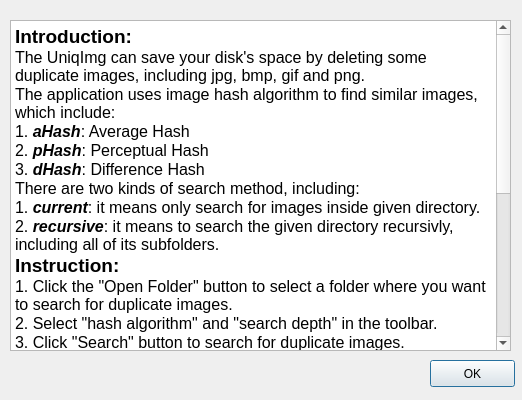
This is imgpro/src/ui/guidedialog.ui in chenyvehtung/multimedia as Qt 5 draws it before an edit. The edited form follows.
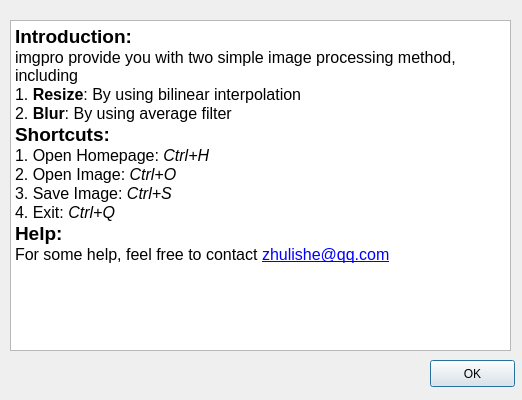
This is the edited form.

Commit message: Add image blur for imgpro

Diff of the .ui file:
```diff
--- a/imgpro/src/ui/guidedialog.ui
+++ b/imgpro/src/ui/guidedialog.ui
@@ -28,29 +28,16 @@
 p, li { white-space: pre-wrap; }
 &lt;/style&gt;&lt;/head&gt;&lt;body style=&quot; font-family:'Open Sans'; font-size:9pt; font-weight:400; font-style:normal;&quot;&gt;
 &lt;p style=&quot; margin-top:0px; margin-bottom:0px; margin-left:0px; margin-right:0px; -qt-block-indent:0; text-indent:0px;&quot;&gt;&lt;span style=&quot; font-size:14pt; font-weight:600;&quot;&gt;Introduction:&lt;/span&gt;&lt;/p&gt;
-&lt;p style=&quot; margin-top:0px; margin-bottom:0px; margin-left:0px; margin-right:0px; -qt-block-indent:0; text-indent:0px;&quot;&gt;&lt;span style=&quot; font-size:12pt;&quot;&gt;The UniqImg can save your disk's space by deleting some duplicate images, including jpg, bmp, gif and png.&lt;/span&gt;&lt;/p&gt;
-&lt;p style=&quot; margin-top:0px; margin-bottom:0px; margin-left:0px; margin-right:0px; -qt-block-indent:0; text-indent:0px;&quot;&gt;&lt;span style=&quot; font-size:12pt;&quot;&gt;The application uses image hash algorithm to find similar images, which include:&lt;/span&gt;&lt;/p&gt;
-&lt;p style=&quot; margin-top:0px; margin-bottom:0px; margin-left:0px; margin-right:0px; -qt-block-indent:0; text-indent:0px;&quot;&gt;&lt;span style=&quot; font-size:12pt;&quot;&gt;1. &lt;/span&gt;&lt;span style=&quot; font-size:12pt; font-weight:600; font-style:italic;&quot;&gt;aHash&lt;/span&gt;&lt;span style=&quot; font-size:12pt;&quot;&gt;: Average Hash&lt;/span&gt;&lt;/p&gt;
-&lt;p style=&quot; margin-top:0px; margin-bottom:0px; margin-left:0px; margin-right:0px; -qt-block-indent:0; text-indent:0px;&quot;&gt;&lt;span style=&quot; font-size:12pt;&quot;&gt;2. &lt;/span&gt;&lt;span style=&quot; font-size:12pt; font-weight:600; font-style:italic;&quot;&gt;pHash&lt;/span&gt;&lt;span style=&quot; font-size:12pt;&quot;&gt;: Perceptual Hash&lt;/span&gt;&lt;/p&gt;
-&lt;p style=&quot; margin-top:0px; margin-bottom:0px; margin-left:0px; margin-right:0px; -qt-block-indent:0; text-indent:0px;&quot;&gt;&lt;span style=&quot; font-size:12pt;&quot;&gt;3. &lt;/span&gt;&lt;span style=&quot; font-size:12pt; font-weight:600; font-style:italic;&quot;&gt;dHash&lt;/span&gt;&lt;span style=&quot; font-size:12pt;&quot;&gt;: Difference Hash&lt;/span&gt;&lt;/p&gt;
-&lt;p style=&quot; margin-top:0px; margin-bottom:0px; margin-left:0px; margin-right:0px; -qt-block-indent:0; text-indent:0px;&quot;&gt;&lt;span style=&quot; font-size:12pt;&quot;&gt;There are two kinds of search method, including:&lt;/span&gt;&lt;/p&gt;
-&lt;p style=&quot; margin-top:0px; margin-bottom:0px; margin-left:0px; margin-right:0px; -qt-block-indent:0; text-indent:0px;&quot;&gt;&lt;span style=&quot; font-size:12pt;&quot;&gt;1. &lt;/span&gt;&lt;span style=&quot; font-size:12pt; font-weight:600; font-style:italic;&quot;&gt;current&lt;/span&gt;&lt;span style=&quot; font-size:12pt;&quot;&gt;: it means only search for images inside given directory.&lt;/span&gt;&lt;/p&gt;
-&lt;p style=&quot; margin-top:0px; margin-bottom:0px; margin-left:0px; margin-right:0px; -qt-block-indent:0; text-indent:0px;&quot;&gt;&lt;span style=&quot; font-size:12pt;&quot;&gt;2. &lt;/span&gt;&lt;span style=&quot; font-size:12pt; font-weight:600; font-style:italic;&quot;&gt;recursive&lt;/span&gt;&lt;span style=&quot; font-size:12pt;&quot;&gt;: it means to search the given directory recursivly, including all of its subfolders.&lt;/span&gt;&lt;/p&gt;
-&lt;p style=&quot; margin-top:0px; margin-bottom:0px; margin-left:0px; margin-right:0px; -qt-block-indent:0; text-indent:0px;&quot;&gt;&lt;span style=&quot; font-size:14pt; font-weight:600;&quot;&gt;Instruction:&lt;/span&gt;&lt;/p&gt;
-&lt;p style=&quot; margin-top:0px; margin-bottom:0px; margin-left:0px; margin-right:0px; -qt-block-indent:0; text-indent:0px;&quot;&gt;&lt;span style=&quot; font-size:12pt;&quot;&gt;1. Click the &amp;quot;Open Folder&amp;quot; button to select a folder where you want to search for duplicate images.&lt;/span&gt;&lt;/p&gt;
-&lt;p style=&quot; margin-top:0px; margin-bottom:0px; margin-left:0px; margin-right:0px; -qt-block-indent:0; text-indent:0px;&quot;&gt;&lt;span style=&quot; font-size:12pt;&quot;&gt;2. Select &amp;quot;hash algorithm&amp;quot; and &amp;quot;search depth&amp;quot; in the toolbar.&lt;/span&gt;&lt;/p&gt;
-&lt;p style=&quot; margin-top:0px; margin-bottom:0px; margin-left:0px; margin-right:0px; -qt-block-indent:0; text-indent:0px;&quot;&gt;&lt;span style=&quot; font-size:12pt;&quot;&gt;3. Click &amp;quot;Search&amp;quot; button to search for duplicate images.&lt;/span&gt;&lt;/p&gt;
-&lt;p style=&quot; margin-top:0px; margin-bottom:0px; margin-left:0px; margin-right:0px; -qt-block-indent:0; text-indent:0px;&quot;&gt;&lt;span style=&quot; font-size:12pt;&quot;&gt;4. The results would be shown on the lower part, in which each kind of duplicate images will be stored in a folder.&lt;/span&gt;&lt;/p&gt;
-&lt;p style=&quot; margin-top:0px; margin-bottom:0px; margin-left:0px; margin-right:0px; -qt-block-indent:0; text-indent:0px;&quot;&gt;&lt;span style=&quot; font-size:12pt;&quot;&gt;5. Click a folder to open the detail dialog, where you could see all of the duplicate images.&lt;/span&gt;&lt;/p&gt;
-&lt;p style=&quot; margin-top:0px; margin-bottom:0px; margin-left:0px; margin-right:0px; -qt-block-indent:0; text-indent:0px;&quot;&gt;&lt;span style=&quot; font-size:12pt;&quot;&gt;6. Check some images you want to remove, a preview of the selected image will be presented on the right hand side.&lt;/span&gt;&lt;/p&gt;
-&lt;p style=&quot; margin-top:0px; margin-bottom:0px; margin-left:0px; margin-right:0px; -qt-block-indent:0; text-indent:0px;&quot;&gt;&lt;span style=&quot; font-size:12pt;&quot;&gt;7. Click &amp;quot;Remove&amp;quot; button to remove the selected images. And that's it.&lt;/span&gt;&lt;/p&gt;
+&lt;p style=&quot; margin-top:0px; margin-bottom:0px; margin-left:0px; margin-right:0px; -qt-block-indent:0; text-indent:0px;&quot;&gt;&lt;span style=&quot; font-size:12pt;&quot;&gt;imgpro provide you with two simple image processing method, including&lt;/span&gt;&lt;/p&gt;
+&lt;p style=&quot; margin-top:0px; margin-bottom:0px; margin-left:0px; margin-right:0px; -qt-block-indent:0; text-indent:0px;&quot;&gt;&lt;span style=&quot; font-size:12pt;&quot;&gt;1. &lt;/span&gt;&lt;span style=&quot; font-size:12pt; font-weight:600;&quot;&gt;Resize&lt;/span&gt;&lt;span style=&quot; font-size:12pt;&quot;&gt;: By using bilinear interpolation&lt;/span&gt;&lt;/p&gt;
+&lt;p style=&quot; margin-top:0px; margin-bottom:0px; margin-left:0px; margin-right:0px; -qt-block-indent:0; text-indent:0px;&quot;&gt;&lt;span style=&quot; font-size:12pt;&quot;&gt;2. &lt;/span&gt;&lt;span style=&quot; font-size:12pt; font-weight:600;&quot;&gt;Blur&lt;/span&gt;&lt;span style=&quot; font-size:12pt;&quot;&gt;: By using average filter&lt;/span&gt;&lt;/p&gt;
 &lt;p style=&quot; margin-top:0px; margin-bottom:0px; margin-left:0px; margin-right:0px; -qt-block-indent:0; text-indent:0px;&quot;&gt;&lt;span style=&quot; font-size:14pt; font-weight:600;&quot;&gt;Shortcuts:&lt;/span&gt;&lt;/p&gt;
 &lt;p style=&quot; margin-top:0px; margin-bottom:0px; margin-left:0px; margin-right:0px; -qt-block-indent:0; text-indent:0px;&quot;&gt;&lt;span style=&quot; font-size:12pt;&quot;&gt;1. Open Homepage: &lt;/span&gt;&lt;span style=&quot; font-size:12pt; font-style:italic;&quot;&gt;Ctrl+H&lt;/span&gt;&lt;/p&gt;
-&lt;p style=&quot; margin-top:0px; margin-bottom:0px; margin-left:0px; margin-right:0px; -qt-block-indent:0; text-indent:0px;&quot;&gt;&lt;span style=&quot; font-size:12pt;&quot;&gt;2. Open Folder: &lt;/span&gt;&lt;span style=&quot; font-size:12pt; font-style:italic;&quot;&gt;Ctrl+O&lt;/span&gt;&lt;/p&gt;
-&lt;p style=&quot; margin-top:0px; margin-bottom:0px; margin-left:0px; margin-right:0px; -qt-block-indent:0; text-indent:0px;&quot;&gt;&lt;span style=&quot; font-size:12pt;&quot;&gt;3. Exit: &lt;/span&gt;&lt;span style=&quot; font-size:12pt; font-style:italic;&quot;&gt;Ctrl+Q&lt;/span&gt;&lt;/p&gt;
-&lt;p style=&quot; margin-top:0px; margin-bottom:0px; margin-left:0px; margin-right:0px; -qt-block-indent:0; text-indent:0px;&quot;&gt;&lt;span style=&quot; font-size:12pt;&quot;&gt;4. Search: &lt;/span&gt;&lt;span style=&quot; font-size:12pt; font-style:italic;&quot;&gt;Enter &lt;/span&gt;&lt;span style=&quot; font-size:12pt;&quot;&gt;(it works only when the path line is focused)&lt;/span&gt;&lt;/p&gt;
+&lt;p style=&quot; margin-top:0px; margin-bottom:0px; margin-left:0px; margin-right:0px; -qt-block-indent:0; text-indent:0px;&quot;&gt;&lt;span style=&quot; font-size:12pt;&quot;&gt;2. Open Image: &lt;/span&gt;&lt;span style=&quot; font-size:12pt; font-style:italic;&quot;&gt;Ctrl+O&lt;/span&gt;&lt;/p&gt;
+&lt;p style=&quot; margin-top:0px; margin-bottom:0px; margin-left:0px; margin-right:0px; -qt-block-indent:0; text-indent:0px;&quot;&gt;&lt;span style=&quot; font-size:12pt;&quot;&gt;3. Save Image: &lt;/span&gt;&lt;span style=&quot; font-size:12pt; font-style:italic;&quot;&gt;Ctrl+S&lt;/span&gt;&lt;/p&gt;
+&lt;p style=&quot; margin-top:0px; margin-bottom:0px; margin-left:0px; margin-right:0px; -qt-block-indent:0; text-indent:0px;&quot;&gt;&lt;span style=&quot; font-size:12pt;&quot;&gt;4. Exit: &lt;/span&gt;&lt;span style=&quot; font-size:12pt; font-style:italic;&quot;&gt;Ctrl+Q&lt;/span&gt;&lt;/p&gt;
 &lt;p style=&quot; margin-top:0px; margin-bottom:0px; margin-left:0px; margin-right:0px; -qt-block-indent:0; text-indent:0px;&quot;&gt;&lt;span style=&quot; font-size:14pt; font-weight:600;&quot;&gt;Help:&lt;/span&gt;&lt;/p&gt;
-&lt;p style=&quot; margin-top:0px; margin-bottom:0px; margin-left:0px; margin-right:0px; -qt-block-indent:0; text-indent:0px;&quot;&gt;&lt;span style=&quot; font-size:12pt;&quot;&gt;For some help, feel free to contact &lt;/span&gt;&lt;span style=&quot; font-size:12pt; text-decoration: underline; color:#0000ff;&quot;&gt;chenyd@yandex.com&lt;/span&gt;&lt;/p&gt;&lt;/body&gt;&lt;/html&gt;</string>
+&lt;p style=&quot; margin-top:0px; margin-bottom:0px; margin-left:0px; margin-right:0px; -qt-block-indent:0; text-indent:0px;&quot;&gt;&lt;span style=&quot; font-size:12pt;&quot;&gt;For some help, feel free to contact &lt;/span&gt;&lt;span style=&quot; font-size:12pt; text-decoration: underline; color:#0000ff;&quot;&gt;zhulishe@qq.com&lt;/span&gt;&lt;/p&gt;&lt;/body&gt;&lt;/html&gt;</string>
    </property>
   </widget>
   <widget class="QPushButton" name="pushButton">
```
The commit also changes 16 other files.
